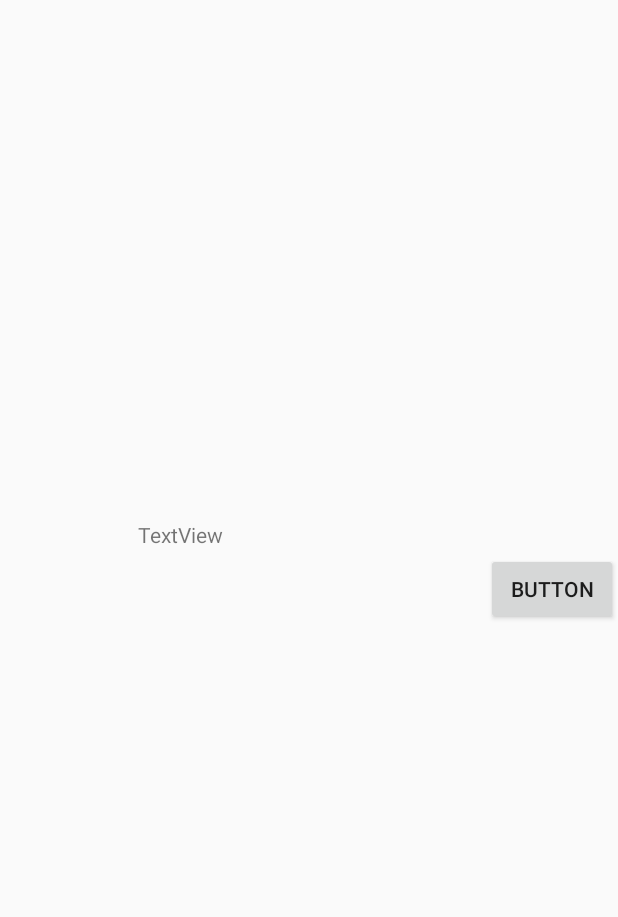
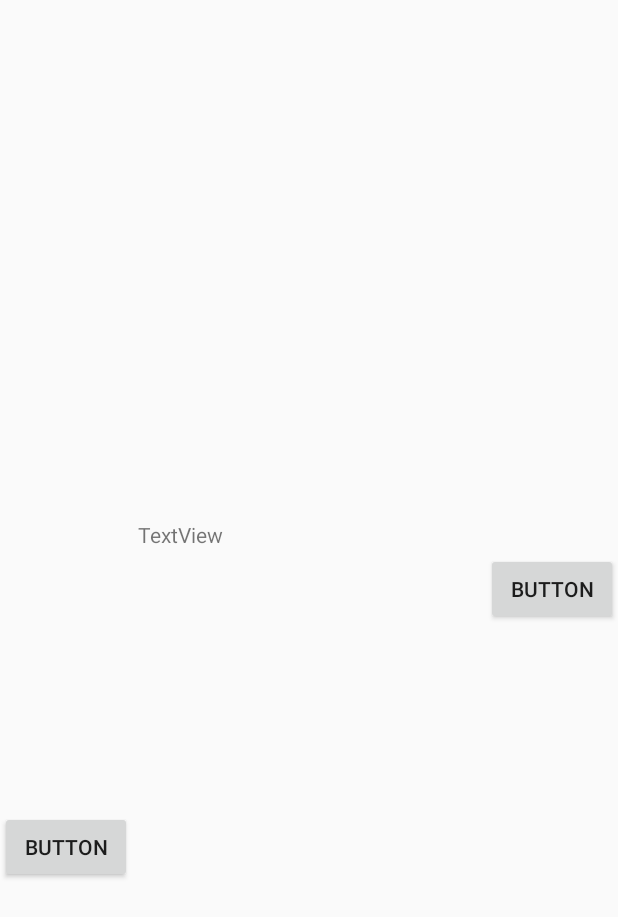
Before and after one commit to tmac1999/PracticeAndTest, an Android app: the screen it shows after launch (TestConstraintActivity), on a phone screen of 412 x 824 dp. Shown: the top 917 px of the screen. Run offline under Robolectric (Android 15) with nearby library versions, the light colour scheme and no system bars.

Commit message:
test constraint layout

```diff
--- a/app/src/main/res/layout/activity_test_constraint.xml
+++ b/app/src/main/res/layout/activity_test_constraint.xml
@@ -39,4 +39,13 @@
         android:layout_height="wrap_content"
         android:orientation="horizontal"
         app:layout_constraintGuide_percent="0.64" />
+
+    <Button
+        android:id="@+id/button2"
+        android:layout_width="wrap_content"
+        android:layout_height="wrap_content"
+        android:layout_marginTop="88dp"
+        android:text="Button"
+        app:layout_constraintTop_toBottomOf="@+id/textView"
+        tools:layout_editor_absoluteX="122dp" />
 </android.support.constraint.ConstraintLayout>
```
